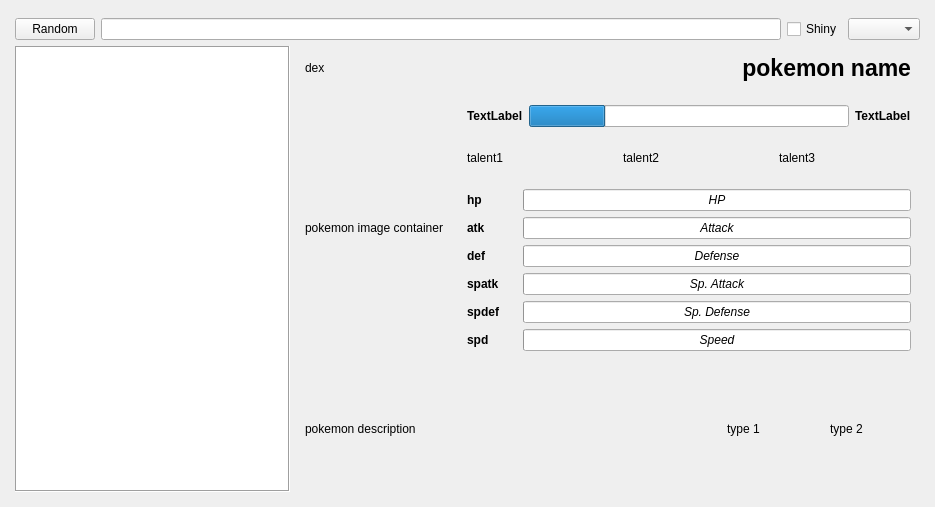
Old version of the form design.ui in the repository Odizinne/QDex.
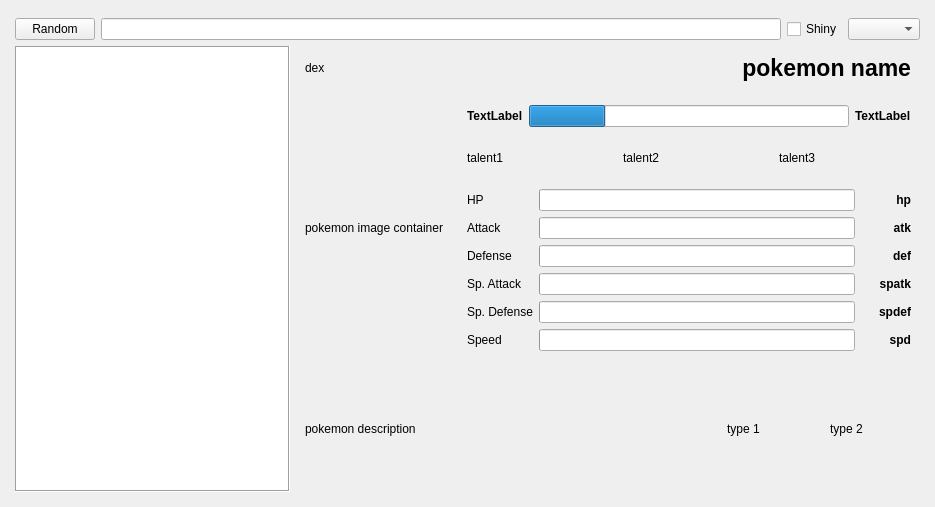
New version of the form.

Diff of the .ui file:
```diff
--- a/design.ui
+++ b/design.ui
@@ -181,18 +181,6 @@
          <enum>QFrame::Shadow::Raised</enum>
         </property>
         <layout class="QGridLayout" name="statsLayout">
-         <item row="1" column="0">
-          <widget class="QLabel" name="atkLabel">
-           <property name="font">
-            <font>
-             <bold>true</bold>
-            </font>
-           </property>
-           <property name="text">
-            <string>atk</string>
-           </property>
-          </widget>
-         </item>
          <item row="0" column="1">
           <widget class="QProgressBar" name="hpBar">
            <property name="font">
@@ -206,11 +194,36 @@
            <property name="value">
             <number>0</number>
            </property>
+           <property name="textVisible">
+            <bool>false</bool>
+           </property>
            <property name="format">
             <string>HP</string>
            </property>
           </widget>
          </item>
+         <item row="2" column="1">
+          <widget class="QProgressBar" name="defBar">
+           <property name="font">
+            <font>
+             <italic>true</italic>
+             <bold>false</bold>
+            </font>
+           </property>
+           <property name="maximum">
+            <number>255</number>
+           </property>
+           <property name="value">
+            <number>0</number>
+           </property>
+           <property name="textVisible">
+            <bool>false</bool>
+           </property>
+           <property name="format">
+            <string>Defense</string>
+           </property>
+          </widget>
+         </item>
          <item row="5" column="1">
           <widget class="QProgressBar" name="spdBar">
            <property name="font">
@@ -224,23 +237,17 @@
            <property name="value">
             <number>0</number>
            </property>
+           <property name="textVisible">
+            <bool>false</bool>
+           </property>
+           <property name="orientation">
+            <enum>Qt::Orientation::Horizontal</enum>
+           </property>
            <property name="format">
             <string>Speed</string>
            </property>
           </widget>
          </item>
-         <item row="5" column="0">
-          <widget class="QLabel" name="spdLabel">
-           <property name="font">
-            <font>
-             <bold>true</bold>
-            </font>
-           </property>
-           <property name="text">
-            <string>spd</string>
-           </property>
-          </widget>
-         </item>
          <item row="4" column="1">
           <widget class="QProgressBar" name="spdefBar">
            <property name="font">
@@ -254,12 +261,58 @@
            <property name="value">
             <number>0</number>
            </property>
+           <property name="textVisible">
+            <bool>false</bool>
+           </property>
            <property name="format">
             <string>Sp. Defense</string>
            </property>
           </widget>
          </item>
-         <item row="0" column="0">
+         <item row="3" column="1">
+          <widget class="QProgressBar" name="spatkBar">
+           <property name="font">
+            <font>
+             <italic>true</italic>
+            </font>
+           </property>
+           <property name="maximum">
+            <number>255</number>
+           </property>
+           <property name="value">
+            <number>0</number>
+           </property>
+           <property name="textVisible">
+            <bool>false</bool>
+           </property>
+           <property name="format">
+            <string>Sp. Attack</string>
+           </property>
+          </widget>
+         </item>
+         <item row="1" column="1">
+          <widget class="QProgressBar" name="atkBar">
+           <property name="font">
+            <font>
+             <italic>true</italic>
+             <bold>false</bold>
+            </font>
+           </property>
+           <property name="maximum">
+            <number>255</number>
+           </property>
+           <property name="value">
+            <number>0</number>
+           </property>
+           <property name="textVisible">
+            <bool>false</bool>
+           </property>
+           <property name="format">
+            <string>Attack</string>
+           </property>
+          </widget>
+         </item>
+         <item row="0" column="2">
           <widget class="QLabel" name="hpLabel">
            <property name="minimumSize">
             <size>
@@ -281,28 +334,27 @@
            <property name="text">
             <string>hp</string>
            </property>
+           <property name="alignment">
+            <set>Qt::AlignmentFlag::AlignRight|Qt::AlignmentFlag::AlignTrailing|Qt::AlignmentFlag::AlignVCenter</set>
+           </property>
           </widget>
          </item>
-         <item row="2" column="1">
-          <widget class="QProgressBar" name="defBar">
+         <item row="1" column="2">
+          <widget class="QLabel" name="atkLabel">
            <property name="font">
             <font>
-             <italic>true</italic>
-             <bold>false</bold>
+             <bold>true</bold>
             </font>
            </property>
-           <property name="maximum">
-            <number>255</number>
+           <property name="text">
+            <string>atk</string>
            </property>
-           <property name="value">
-            <number>0</number>
-           </property>
-           <property name="format">
-            <string>Defense</string>
+           <property name="alignment">
+            <set>Qt::AlignmentFlag::AlignRight|Qt::AlignmentFlag::AlignTrailing|Qt::AlignmentFlag::AlignVCenter</set>
            </property>
           </widget>
          </item>
-         <item row="2" column="0">
+         <item row="2" column="2">
           <widget class="QLabel" name="defLabel">
            <property name="font">
             <font>
@@ -312,40 +364,12 @@
            <property name="text">
             <string>def</string>
            </property>
-          </widget>
-         </item>
-         <item row="1" column="1">
-          <widget class="QProgressBar" name="atkBar">
-           <property name="font">
-            <font>
-             <italic>true</italic>
-             <bold>false</bold>
-            </font>
+           <property name="alignment">
+            <set>Qt::AlignmentFlag::AlignRight|Qt::AlignmentFlag::AlignTrailing|Qt::AlignmentFlag::AlignVCenter</set>
            </property>
-           <property name="maximum">
-            <number>255</number>
-           </property>
-           <property name="value">
-            <number>0</number>
-           </property>
-           <property name="format">
-            <string>Attack</string>
-           </property>
           </widget>
          </item>
-         <item row="4" column="0">
-          <widget class="QLabel" name="spdefLabel">
-           <property name="font">
-            <font>
-             <bold>true</bold>
-            </font>
-           </property>
-           <property name="text">
-            <string>spdef</string>
-           </property>
-          </widget>
-         </item>
-         <item row="3" column="0">
+         <item row="3" column="2">
           <widget class="QLabel" name="spatkLabel">
            <property name="font">
             <font>
@@ -355,26 +379,87 @@
            <property name="text">
             <string>spatk</string>
            </property>
+           <property name="alignment">
+            <set>Qt::AlignmentFlag::AlignRight|Qt::AlignmentFlag::AlignTrailing|Qt::AlignmentFlag::AlignVCenter</set>
+           </property>
           </widget>
          </item>
-         <item row="3" column="1">
-          <widget class="QProgressBar" name="spatkBar">
+         <item row="4" column="2">
+          <widget class="QLabel" name="spdefLabel">
            <property name="font">
             <font>
-             <italic>true</italic>
+             <bold>true</bold>
             </font>
            </property>
-           <property name="maximum">
-            <number>255</number>
+           <property name="text">
+            <string>spdef</string>
            </property>
-           <property name="value">
-            <number>0</number>
+           <property name="alignment">
+            <set>Qt::AlignmentFlag::AlignRight|Qt::AlignmentFlag::AlignTrailing|Qt::AlignmentFlag::AlignVCenter</set>
            </property>
-           <property name="format">
-            <string>Sp. Attack</string>
+          </widget>
+         </item>
+         <item row="5" column="2">
+          <widget class="QLabel" name="spdLabel">
+           <property name="font">
+            <font>
+             <bold>true</bold>
+            </font>
            </property>
+           <property name="text">
+            <string>spd</string>
+           </property>
+           <property name="alignment">
+            <set>Qt::AlignmentFlag::AlignRight|Qt::AlignmentFlag::AlignTrailing|Qt::AlignmentFlag::AlignVCenter</set>
+           </property>
           </widget>
          </item>
+         <item row="0" column="0" rowspan="6">
+          <layout class="QGridLayout" name="gridLayout">
+           <item row="4" column="0">
+            <widget class="QLabel" name="label_5">
+             <property name="text">
+              <string>Sp. Defense</string>
+             </property>
+            </widget>
+           </item>
+           <item row="5" column="0">
+            <widget class="QLabel" name="label_2">
+             <property name="text">
+              <string>Speed</string>
+             </property>
+            </widget>
+           </item>
+           <item row="1" column="0">
+            <widget class="QLabel" name="label_3">
+             <property name="text">
+              <string>Attack</string>
+             </property>
+            </widget>
+           </item>
+           <item row="0" column="0">
+            <widget class="QLabel" name="label">
+             <property name="text">
+              <string>HP</string>
+             </property>
+            </widget>
+           </item>
+           <item row="2" column="0">
+            <widget class="QLabel" name="label_4">
+             <property name="text">
+              <string>Defense</string>
+             </property>
+            </widget>
+           </item>
+           <item row="3" column="0">
+            <widget class="QLabel" name="label_6">
+             <property name="text">
+              <string>Sp. Attack</string>
+             </property>
+            </widget>
+           </item>
+          </layout>
+         </item>
         </layout>
        </widget>
       </item>
```
